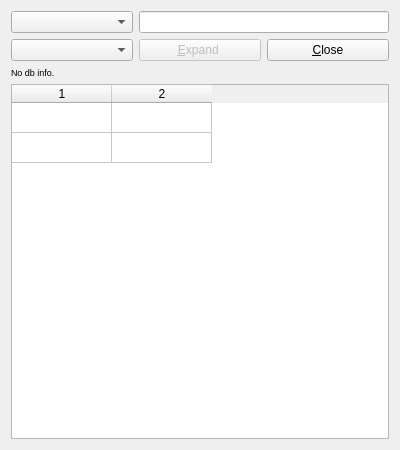
spanner888/recoll, file src/qtgui/spell.ui: the form before one commit.
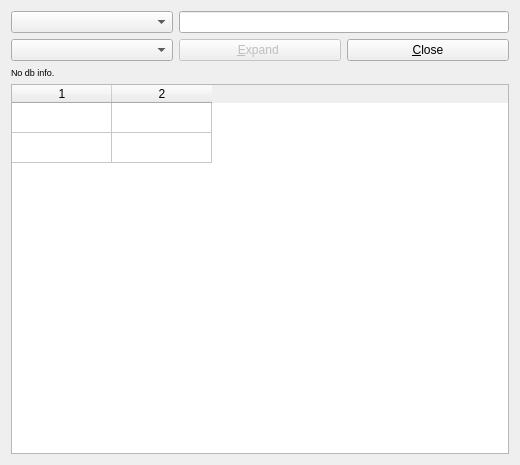
The form after the commit.

Diff of the .ui file:
```diff
--- a/src/qtgui/spell.ui
+++ b/src/qtgui/spell.ui
@@ -6,8 +6,8 @@
    <rect>
     <x>0</x>
     <y>0</y>
-    <width>400</width>
-    <height>450</height>
+    <width>520</width>
+    <height>465</height>
    </rect>
   </property>
   <property name="sizePolicy">
```
